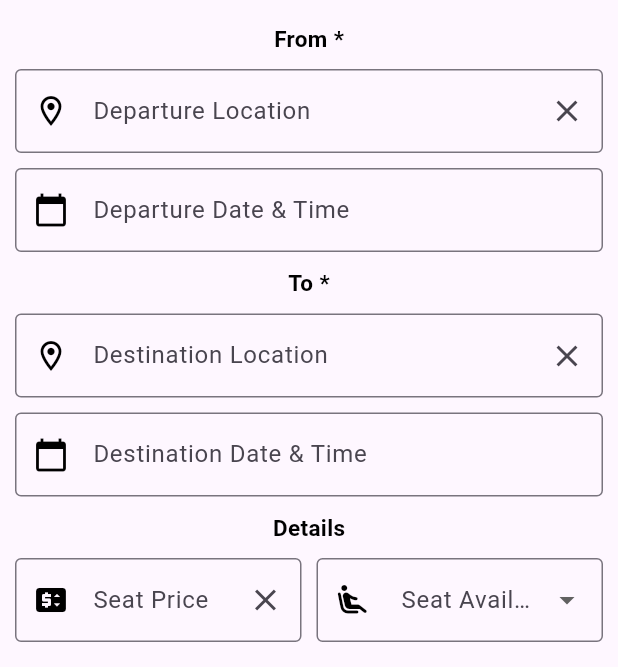
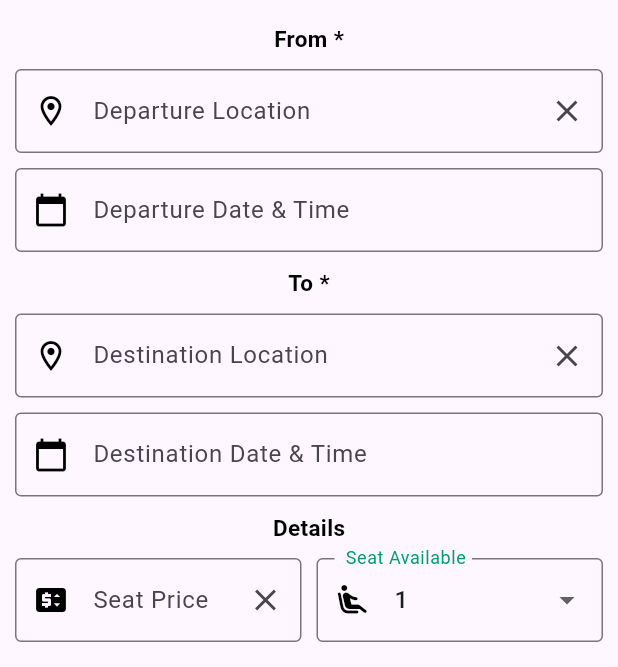
Before and after one commit to yasmineleschi/FrontendConvoiturageMobile, a Flutter app: the AddTrajet screen opened by its route, on a phone screen of 412 x 824 dp, the part 84-751 px from its top. Run offline on Flutter 3.47's test engine with Material 3 defaults, Android fonts, the phone set to English and light mode, and no system bars; drawn by our look-alikes of google_maps_flutter; our stand-ins replace awesome_dialog, file_picker, geocoding, image_picker, permission_handler, shared_preferences; accounts and stored records are empty.

Commit message:
add new offer with google maps

```diff
--- a/lib/main.dart
+++ b/lib/main.dart
@@ -3,7 +3,7 @@ import 'dart:async';
 
 import 'package:flutter/material.dart';
 import 'package:frontendcovoituragemobile/pages/offers/AddTrajet.dart';
-import 'package:frontendcovoituragemobile/pages/MapsPage.dart';
+import 'package:frontendcovoituragemobile/pages/test.dart';
 import 'package:frontendcovoituragemobile/pages/home.dart';
 import 'package:frontendcovoituragemobile/pages/authentification/signup_page.dart';
 import 'package:frontendcovoituragemobile/pages/authentification/login.dart';
@@ -38,7 +38,7 @@ class MyApp extends StatelessWidget {
         '/home': (context) => HomePage(),
         '/profile': (context) => ProfilPage(),
         '/addOffer': (context) => AddTrajet(),
-        '/test': (context) => MapsPage(),
+        '/test': (context) => AddCarForm(),
       },
     );
   }
--- a/lib/pages/SideBar.dart
+++ b/lib/pages/SideBar.dart
@@ -31,7 +31,7 @@ class _SideBarState extends State<SideBar> {
       }
 
       final response = await http.get(
-        Uri.parse('http://localhost:5000/api/users/profile/$userId'),
+        Uri.parse('http://192.168.1.15:5000/api/users/profile/$userId'),
         headers: {
           'Authorization': 'Bearer $token',
         },
--- a/lib/pages/offers/AddTrajet.dart
+++ b/lib/pages/offers/AddTrajet.dart
@@ -1,10 +1,10 @@
 import 'dart:convert';
 import 'package:flutter/material.dart';
+import 'package:frontendcovoituragemobile/pages/SideBar.dart';
 import 'package:http/http.dart' as http;
 import 'package:shared_preferences/shared_preferences.dart';
 import 'package:google_maps_flutter/google_maps_flutter.dart';
 import 'package:geocoding/geocoding.dart';
-
 
 class AddTrajet extends StatefulWidget {
   const AddTrajet({Key? key}) : super(key: key);
@@ -15,23 +15,24 @@ class AddTrajet extends StatefulWidget {
 
 class _AddTrajetState extends State<AddTrajet> {
   late GoogleMapController mapController;
-  int? _selectedSeats;
+  int selectedSeats = 1;
+
   @override
   void dispose() {
     mapController.dispose();
     super.dispose();
   }
-  static const _initialCameraPosition = CameraPosition(
-    target: LatLng(45.521563, -122.677433),
-    zoom: 11.5,
-  );
+
   final _formKey = GlobalKey<FormState>();
-  final TextEditingController _departureLocationController = TextEditingController();
-  final TextEditingController _destinationLocationController = TextEditingController();
-  final TextEditingController _departureDateTimeController = TextEditingController();
-  final TextEditingController _destinationDateTimeController = TextEditingController();
+  final TextEditingController _departureLocationController =
+      TextEditingController();
+  final TextEditingController _destinationLocationController =
+      TextEditingController();
+  final TextEditingController _departureDateTimeController =
+      TextEditingController();
+  final TextEditingController _destinationDateTimeController =
+      TextEditingController();
   final TextEditingController _seatPriceController = TextEditingController();
-  final TextEditingController _seatAvailableController = TextEditingController();
 
   List<Marker> _markers = [];
 
@@ -44,7 +45,7 @@ class _AddTrajetState extends State<AddTrajet> {
         backgroundColor: Color(0xFF009C77),
         leading: IconButton(
           onPressed: () {
-            _scaffoldKey.currentState!.openDrawer(); // Open the sidebar
+            _scaffoldKey.currentState!.openDrawer();
           },
           icon: Icon(Icons.menu),
         ),
@@ -71,6 +72,7 @@ class _AddTrajetState extends State<AddTrajet> {
           ),
         ],
       ),
+      drawer: SideBar(),
       body: SingleChildScrollView(
         child: Form(
           key: _formKey,
@@ -158,7 +160,8 @@ class _AddTrajetState extends State<AddTrajet> {
             child: ElevatedButton(
               onPressed: _submitForm,
               style: ButtonStyle(
-                backgroundColor: MaterialStateProperty.all<Color>(Color(0xFF009C77)),
+                backgroundColor:
+                    MaterialStateProperty.all<Color>(Color(0xFF009C77)),
                 shape: MaterialStateProperty.all<RoundedRectangleBorder>(
                   RoundedRectangleBorder(
                     borderRadius: BorderRadius.circular(20),
@@ -185,7 +188,6 @@ class _AddTrajetState extends State<AddTrajet> {
       child: TextFormField(
         controller: _departureLocationController,
         onChanged: (value) {
-          // Call a method to add marker when text changes
           if (value.isNotEmpty) {
             _addDepartureMarker(value);
           }
@@ -219,13 +221,14 @@ class _AddTrajetState extends State<AddTrajet> {
       ),
     );
   }
+
   void _addDepartureMarker(String address) async {
     List<Location> locations = await locationFromAddress(address);
     if (locations.isNotEmpty) {
       Location location = locations.first;
       LatLng latLng = LatLng(location.latitude, location.longitude);
 
-      // Clear previous departure marker
+
       _markers.removeWhere((marker) => marker.markerId.value == 'departure');
 
       setState(() {
@@ -256,7 +259,8 @@ class _AddTrajetState extends State<AddTrajet> {
           floatingLabelStyle: const TextStyle(color: Color(0xFF009C77)),
           prefixIcon: IconButton(
             icon: const Icon(Icons.calendar_today, color: Colors.black),
-            onPressed: () => _selectDateTime(context, _departureDateTimeController),
+            onPressed: () =>
+                _selectDateTime(context, _departureDateTimeController),
           ),
           hintStyle: const TextStyle(color: Colors.black38),
         ),
@@ -319,7 +323,6 @@ class _AddTrajetState extends State<AddTrajet> {
       Location location = locations.first;
       LatLng latLng = LatLng(location.latitude, location.longitude);
 
-
       _markers.removeWhere((marker) => marker.markerId.value == 'destination');
 
       setState(() {
@@ -334,7 +337,6 @@ class _AddTrajetState extends State<AddTrajet> {
       });
     }
   }
-
 
   Widget destinationDateTimeField(BuildContext context) {
     return Container(
@@ -351,7 +353,8 @@ class _AddTrajetState extends State<AddTrajet> {
           floatingLabelStyle: const TextStyle(color: Color(0xFF009C77)),
           prefixIcon: IconButton(
             icon: const Icon(Icons.calendar_today, color: Colors.black),
-            onPressed: () => _selectDateTime(context, _destinationDateTimeController),
+            onPressed: () =>
+                _selectDateTime(context, _destinationDateTimeController),
           ),
           hintStyle: const TextStyle(color: Colors.black38),
         ),
@@ -405,32 +408,31 @@ class _AddTrajetState extends State<AddTrajet> {
   Widget SeatAvailablefield() {
     return Container(
       alignment: Alignment.centerLeft,
-      child: DropdownButtonFormField<String>(
-        value: _selectedSeats?.toString(),
+      child: DropdownButtonFormField<int>(
+        value: selectedSeats,
         onChanged: (newValue) {
           setState(() {
-            _selectedSeats = int.tryParse(newValue!);
+            selectedSeats = newValue!;
           });
         },
-        items: ["1", "2", "3", "4"].map((seatCount) {
-          return DropdownMenuItem<String>(
-            value: seatCount,
-            child: Text(seatCount),
+        items: [1, 2, 3, 4].map((int value) {
+          return DropdownMenuItem<int>(
+            value: value,
+            child: Text(value.toString()),
           );
         }).toList(),
-        decoration: InputDecoration(
-          border: const OutlineInputBorder(),
+        decoration: const InputDecoration(
+          border: OutlineInputBorder(),
           labelText: ' Seat Available',
-          focusedBorder: const OutlineInputBorder(
+          focusedBorder: OutlineInputBorder(
             borderSide: BorderSide(color: Color(0xFF009C77)),
           ),
-          floatingLabelStyle: const TextStyle(color: Color(0xFF009C77)),
-
-          prefixIcon: const Icon(
+          floatingLabelStyle: TextStyle(color: Color(0xFF009C77)),
+          prefixIcon: Icon(
             Icons.airline_seat_recline_extra_rounded,
             color: Colors.black,
           ),
-          hintStyle: const TextStyle(color: Colors.black38),
+          hintStyle: TextStyle(color: Colors.black38),
         ),
         validator: (value) {
           if (value == null) {
@@ -442,9 +444,8 @@ class _AddTrajetState extends State<AddTrajet> {
     );
   }
 
-
-
-  Future<void> _selectDateTime(BuildContext context, TextEditingController controller) async {
+  Future<void> _selectDateTime(
+      BuildContext context, TextEditingController controller) async {
     final DateTime? pickedDate = await showDatePicker(
       context: context,
       initialDate: DateTime.now(),
@@ -453,7 +454,6 @@ class _AddTrajetState extends State<AddTrajet> {
     );
 
     if (pickedDate == null) {
-      // User canceled selecting date
       return;
     }
 
@@ -463,7 +463,6 @@ class _AddTrajetState extends State<AddTrajet> {
     );
 
     if (pickedTime == null) {
-      // User canceled selecting time
       return;
     }
 
@@ -493,25 +492,18 @@ class _AddTrajetState extends State<AddTrajet> {
       return;
     }
 
-    var request = http.MultipartRequest(
-      'POST',
-      Uri.parse('http://192.168.1.15:5000/api/car/'),
-    );
+    final apiUrl = 'http://192.168.1.15:5000/api/car/';
 
-    // Prepare the car data
-    Map<String, String> carData = {
+    Map<String, dynamic> carData = {
       'userId': userId,
       'departureLocation': _departureLocationController.text,
       'destinationLocation': _destinationLocationController.text,
       'departureDateTime': _departureDateTimeController.text,
       'destinationDateTime': _destinationDateTimeController.text,
       'seatPrice': _seatPriceController.text,
-      'seatAvailable': _seatAvailableController.text,
+      'seatAvailable': selectedSeats.toString(),
     };
-
     print('Creating car with data: $carData');
-
-    // Add markers for departure and destination locations on the map
     Marker departureMarker = Marker(
       markerId: MarkerId('departure'),
       position: _getLocationFromAddress(_departureLocationController.text),
@@ -531,16 +523,16 @@ class _AddTrajetState extends State<AddTrajet> {
     });
 
     try {
-      // Add car data to request
-      request.fields.addAll(carData);
-
-      var streamedResponse = await request.send();
-      final response = await http.Response.fromStream(streamedResponse);
+      final response = await http.post(
+        Uri.parse(apiUrl),
+        body: jsonEncode(carData),
+        headers: <String, String>{
+          'Content-Type': 'application/json; charset=UTF-8',
+        },
+      );
 
       if (response.statusCode == 200) {
-        // Handle success
       } else {
-        // Handle error
         final errorResponse = json.decode(response.body);
         print('Error creating car: ${errorResponse['message']}');
       }
@@ -550,20 +542,21 @@ class _AddTrajetState extends State<AddTrajet> {
   }
 
   LatLng _getLocationFromAddress(String address) {
-
-    return LatLng(0, 0); // Dummy coordinates, replace with actual logic
+    return LatLng(0, 0);
   }
 
   void _onMapTap(LatLng latLng) async {
-    List<Placemark> placemarks = await placemarkFromCoordinates(latLng.latitude, latLng.longitude);
+    List<Placemark> placemarks =
+        await placemarkFromCoordinates(latLng.latitude, latLng.longitude);
     Placemark placemark = placemarks.first;
-    String address = '${placemark.name}, ${placemark.street}, ${placemark.locality}, ${placemark.country}';
+    String address =
+        '${placemark.name}, ${placemark.street}, ${placemark.locality}, ${placemark.country}';
 
     if (_departureLocationController.text.isEmpty) {
       setState(() {
         _departureLocationController.text = address;
       });
-      // Add marker for departure location
+
       _markers.add(
         Marker(
           markerId: MarkerId('departure'),
@@ -575,7 +568,7 @@ class _AddTrajetState extends State<AddTrajet> {
       setState(() {
         _destinationLocationController.text = address;
       });
-      // Add marker for destination location
+
       _markers.add(
         Marker(
           markerId: MarkerId('destination'),
@@ -585,6 +578,4 @@ class _AddTrajetState extends State<AddTrajet> {
       );
     }
   }
-
-
 }
```
Also changed, not shown: lib/pages/home.dart (+5 -5 lines), lib/pages/offers/MyOffer.dart (+14 -14 lines), lib/pages/test.dart (+102 -120 lines).
